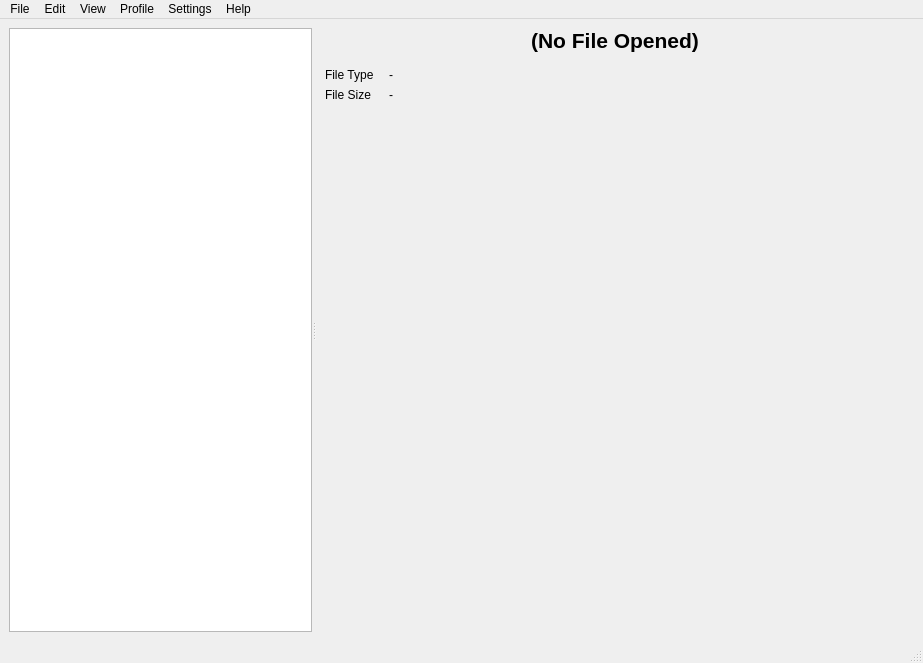
Before: the Qt Designer form src/gtatools-gui/src/src/gui/MainFrame.ui in alemariusnexus/gtatools, drawn with Qt 5.
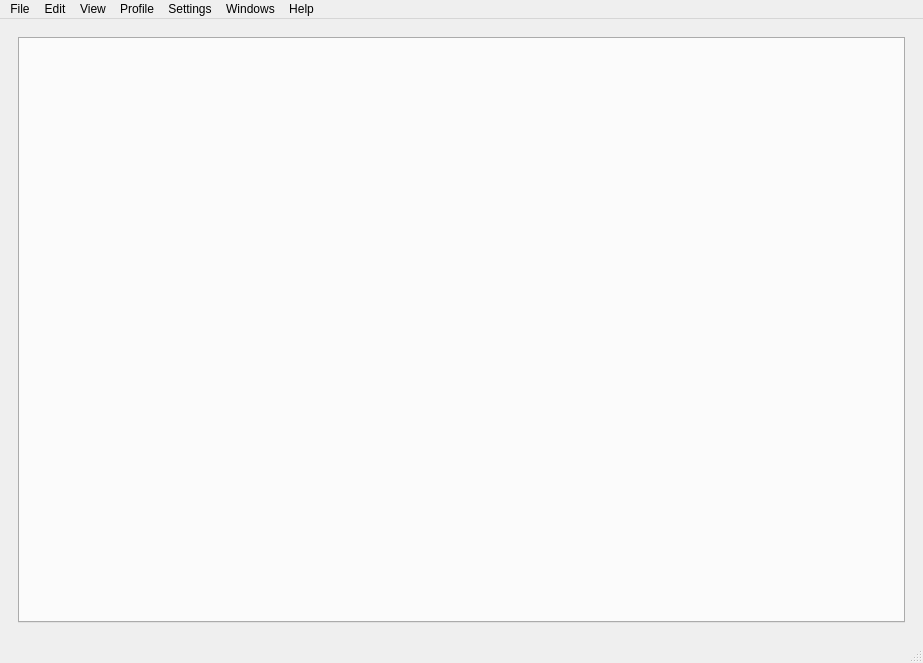
After: the same form once the commit is applied. Custom widgets are drawn as their Qt base class.

The edit to the form file:
```diff
--- a/src/gtatools-gui/src/src/gui/MainFrame.ui
+++ b/src/gtatools-gui/src/src/gui/MainFrame.ui
@@ -16,48 +16,6 @@
   <widget class="QWidget" name="centralwidget">
    <layout class="QVBoxLayout" name="verticalLayout">
     <item>
-     <widget class="QSplitter" name="mainSplitter">
-      <property name="orientation">
-       <enum>Qt::Horizontal</enum>
-      </property>
-      <widget class="FileTree" name="fileTree">
-       <property name="sizePolicy">
-        <sizepolicy hsizetype="Expanding" vsizetype="Expanding">
-         <horstretch>1</horstretch>
-         <verstretch>0</verstretch>
-        </sizepolicy>
-       </property>
-       <property name="minimumSize">
-        <size>
-         <width>0</width>
-         <height>0</height>
-        </size>
-       </property>
-       <property name="baseSize">
-        <size>
-         <width>0</width>
-         <height>0</height>
-        </size>
-       </property>
-       <property name="contextMenuPolicy">
-        <enum>Qt::CustomContextMenu</enum>
-       </property>
-       <property name="sortingEnabled">
-        <bool>false</bool>
-       </property>
-       <attribute name="headerCascadingSectionResizes">
-        <bool>true</bool>
-       </attribute>
-       <attribute name="headerStretchLastSection">
-        <bool>false</bool>
-       </attribute>
-       <attribute name="headerCascadingSectionResizes">
-        <bool>true</bool>
-       </attribute>
-       <attribute name="headerStretchLastSection">
-        <bool>false</bool>
-       </attribute>
-      </widget>
       <widget class="QWidget" name="contentWidget" native="true">
        <property name="sizePolicy">
         <sizepolicy hsizetype="Preferred" vsizetype="Preferred">
@@ -77,86 +35,18 @@
          <height>16777215</height>
         </size>
        </property>
-       <layout class="QVBoxLayout" name="verticalLayout_2" stretch="0,0,0">
+      <layout class="QVBoxLayout" name="verticalLayout_2">
         <item>
-         <widget class="QLabel" name="fileNameLabel">
-          <property name="font">
-           <font>
-            <pointsize>16</pointsize>
-            <weight>75</weight>
-            <bold>true</bold>
-           </font>
-          </property>
-          <property name="text">
-           <string>(No File Opened)</string>
-          </property>
-          <property name="textFormat">
-           <enum>Qt::PlainText</enum>
-          </property>
-          <property name="scaledContents">
-           <bool>false</bool>
-          </property>
-          <property name="alignment">
-           <set>Qt::AlignCenter</set>
-          </property>
-         </widget>
-        </item>
-        <item>
-         <widget class="QWidget" name="fileInfoWidget" native="true">
-          <property name="sizePolicy">
-           <sizepolicy hsizetype="Minimum" vsizetype="Minimum">
-            <horstretch>0</horstretch>
-            <verstretch>0</verstretch>
-           </sizepolicy>
-          </property>
-          <layout class="QFormLayout" name="formLayout">
-           <property name="horizontalSpacing">
-            <number>15</number>
-           </property>
-           <item row="1" column="0">
-            <widget class="QLabel" name="label_4">
-             <property name="text">
-              <string>File Type</string>
-             </property>
-            </widget>
-           </item>
-           <item row="2" column="0">
-            <widget class="QLabel" name="label_5">
-             <property name="text">
-              <string>File Size</string>
-             </property>
-            </widget>
-           </item>
-           <item row="1" column="1">
-            <widget class="QLabel" name="fileTypeLabel">
-             <property name="text">
-              <string notr="true">-</string>
-             </property>
-            </widget>
-           </item>
-           <item row="2" column="1">
-            <widget class="QLabel" name="fileSizeLabel">
-             <property name="text">
-              <string notr="true">-</string>
-             </property>
-            </widget>
-           </item>
-          </layout>
-         </widget>
-        </item>
-        <item>
-         <widget class="QWidget" name="contentPluginWidget" native="true">
-          <property name="sizePolicy">
-           <sizepolicy hsizetype="Expanding" vsizetype="Expanding">
-            <horstretch>0</horstretch>
-            <verstretch>1</verstretch>
-           </sizepolicy>
-          </property>
-          <layout class="QHBoxLayout" name="horizontalLayout"/>
-         </widget>
-        </item>
-       </layout>
-      </widget>
+        <widget class="QTabWidget" name="contentTabber">
+         <property name="currentIndex">
+          <number>-1</number>
+         </property>
+         <property name="tabsClosable">
+          <bool>true</bool>
+         </property>
+        </widget>
+       </item>
+      </layout>
      </widget>
     </item>
    </layout>
@@ -185,11 +75,6 @@
      <string>File</string>
     </property>
    </widget>
-   <widget class="QMenu" name="menuHelp">
-    <property name="title">
-     <string>Help</string>
-    </property>
-   </widget>
    <widget class="QMenu" name="menuSettings">
     <property name="title">
      <string>Settings</string>
@@ -200,11 +85,22 @@
      <string>View</string>
     </property>
    </widget>
+   <widget class="QMenu" name="menuHelp">
+    <property name="title">
+     <string>Help</string>
+    </property>
+   </widget>
+   <widget class="QMenu" name="menuWindows">
+    <property name="title">
+     <string>Windows</string>
+    </property>
+   </widget>
    <addaction name="menuFile"/>
    <addaction name="menuEdit"/>
    <addaction name="menuView"/>
    <addaction name="menuProfile"/>
    <addaction name="menuSettings"/>
+   <addaction name="menuWindows"/>
    <addaction name="menuHelp"/>
   </widget>
   <widget class="QStatusBar" name="statusbar">
@@ -218,13 +114,6 @@
    </property>
   </action>
  </widget>
- <customwidgets>
-  <customwidget>
-   <class>FileTree</class>
-   <extends>QTreeView</extends>
-   <header location="global">FileTree.h</header>
-  </customwidget>
- </customwidgets>
  <resources/>
  <connections/>
 </ui>
```
Lines whose indentation alone changed are shown as unchanged.
